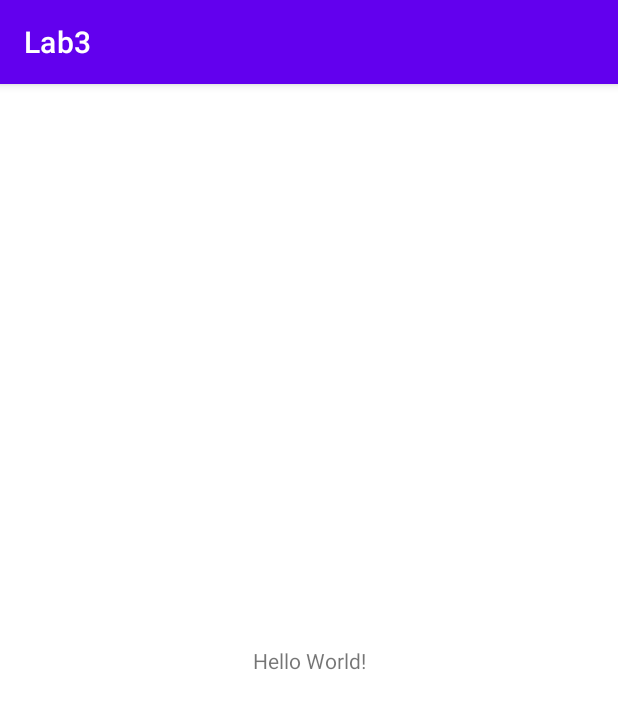
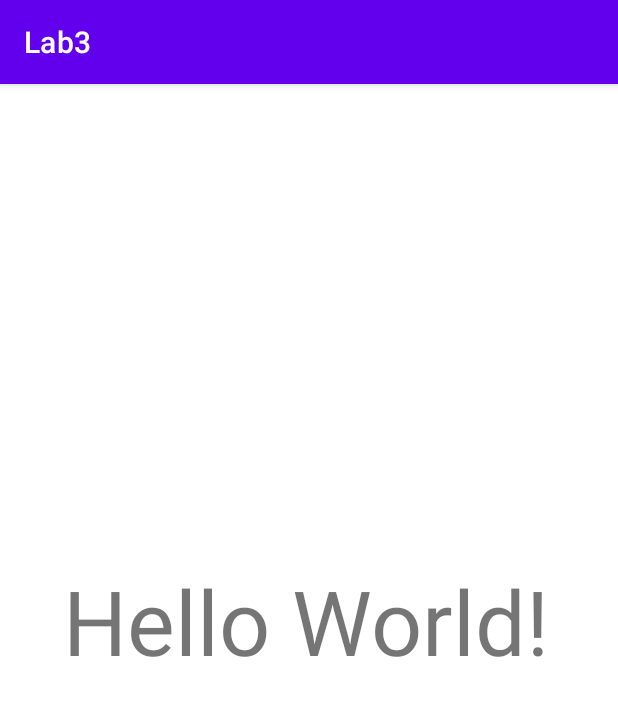
Before and after one commit to yutongwang0418/Lab3Example, an Android app: the screen it shows after launch (MainActivity), on a phone screen of 412 x 824 dp. Shown: the top 709 px of the screen. Run offline under Robolectric (Android 15) with nearby library versions, the phone set to English and light mode, and no system bars.

Commit message:
change text size

```diff
--- a/app/src/main/res/layout/activity_main.xml
+++ b/app/src/main/res/layout/activity_main.xml
@@ -7,9 +7,10 @@
     tools:context=".MainActivity">
 
     <TextView
-        android:layout_width="wrap_content"
-        android:layout_height="wrap_content"
+        android:layout_width="328dp"
+        android:layout_height="134dp"
         android:text="Hello World!"
+        android:textSize="60sp"
         app:layout_constraintBottom_toBottomOf="parent"
         app:layout_constraintLeft_toLeftOf="parent"
         app:layout_constraintRight_toRightOf="parent"
```
